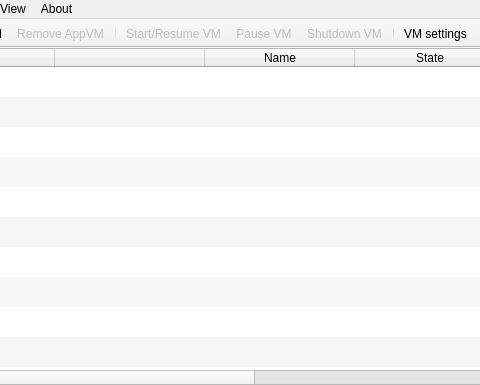
Qt form mainwindow.ui (QubesOS/qubes-manager) before a commit; both pictures show x 96 to 576 and y 0 to 385 of the 769 by 385 pixel window.
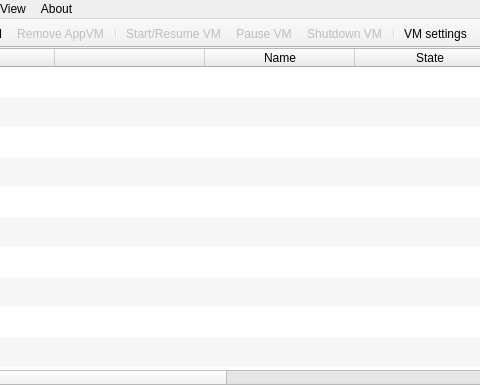
The same form after that commit. Icons and pictures are not drawn.

Commit message: mainui: added the Internal column to show if the VM is internal

Diff of the .ui file:
```diff
--- a/mainwindow.ui
+++ b/mainwindow.ui
@@ -219,6 +219,11 @@
         <string>Size</string>
        </property>
       </column>
+      <column>
+       <property name="text">
+        <string>Internal</string>
+       </property>
+      </column>
      </widget>
     </item>
    </layout>
```
Left out of the diff: 15 changed lines with no effect on the pictures. The commit also changes 1 other file.
